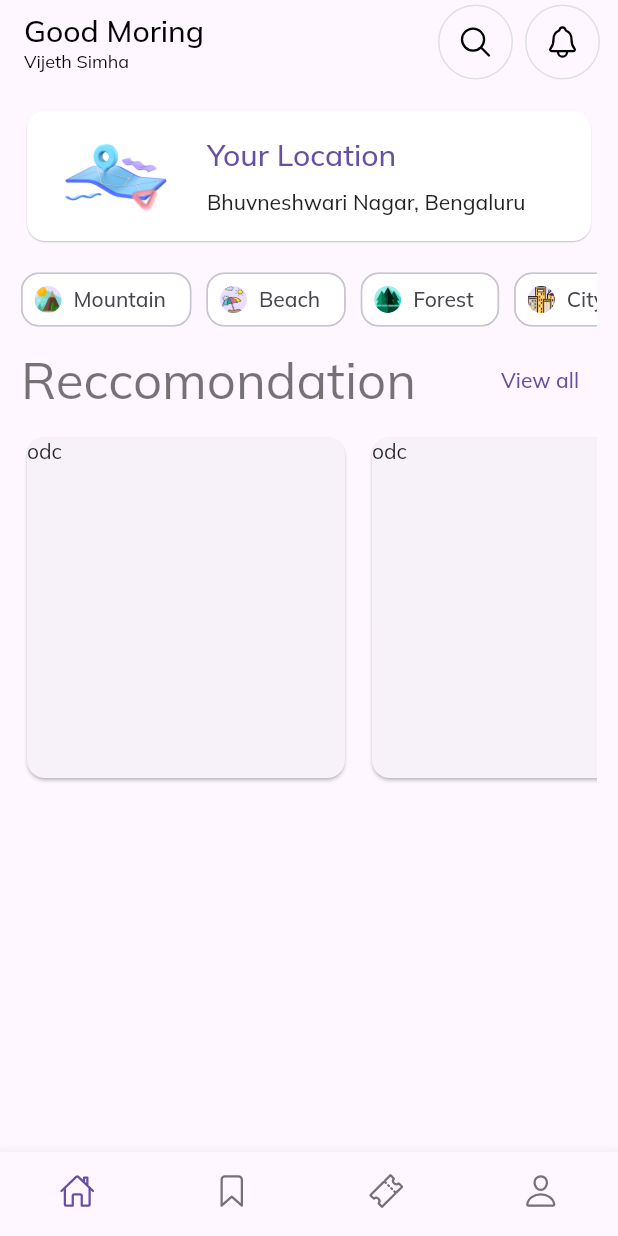
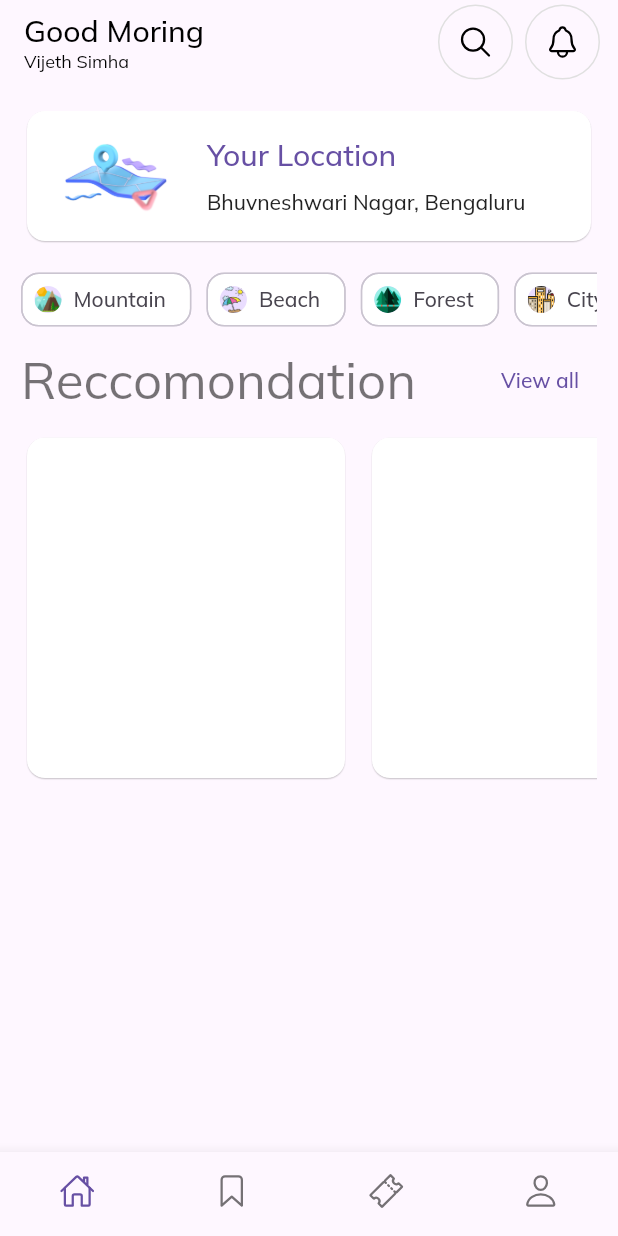
Before and after one commit to vijeth-simha/flutter_ui_playground, a Flutter app: the HomePage screen opened directly, on a phone screen of 412 x 824 dp. Run offline on Flutter 3.47's test engine with Material 2 defaults, Android fonts, the light colour scheme and no system bars; our stand-ins replace google_fonts, ionicons.

Commit message:
added inkwell

```diff
--- a/lib/widget/reccommended_places.dart
+++ b/lib/widget/reccommended_places.dart
@@ -11,10 +11,17 @@ class RecommendedPlaces extends StatelessWidget {
           physics: const BouncingScrollPhysics(),
           scrollDirection: Axis.horizontal,
           itemBuilder: (context, index) {
-            return const SizedBox(
+            return SizedBox(
               width: 220,
               child: Card(
-                child: Text("odc"),
+                shape: RoundedRectangleBorder(
+                    borderRadius: BorderRadius.circular(12.0)),
+                color: Colors.white,
+                elevation: 0.4,
+                child: InkWell(
+                  borderRadius: BorderRadius.circular(12.0),
+                  onTap: () {},
+                ),
               ),
             );
           },
```
